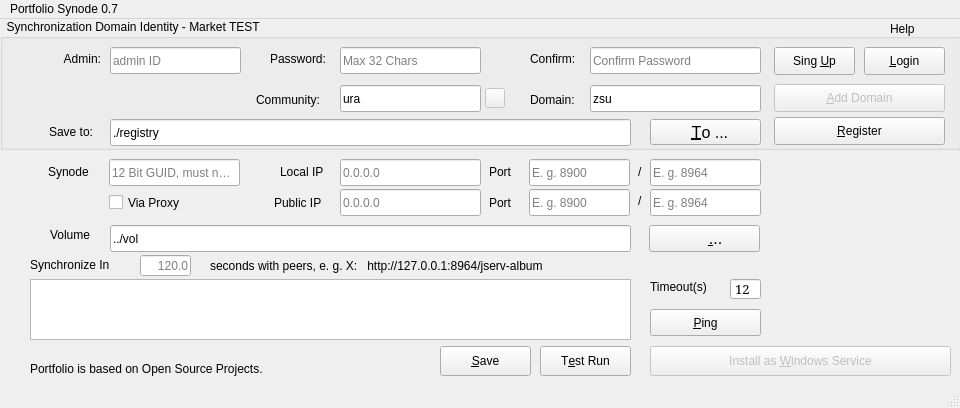
Before: the Qt Designer form synode.py/src/synodepy3/form.ui in odys-z/semantic-jserv, drawn with Qt 5.
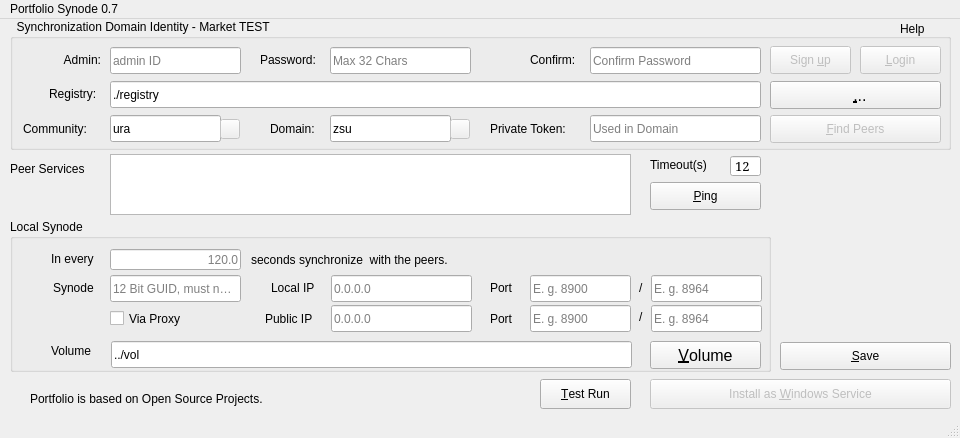
After: the same form once the commit is applied. Icons and pictures are not drawn.

Commit message:
[Reaching Milestone] Redesign ui_form and domain peer management
✓ fix error by Ubuntu auto-update, of which jspawnhelper reports error while calling exiftool.

1. for current, the synodepy3 0.7.5's way of load then update peers, by jar, is kept with minimum changes

2. for the future, the Registry.SynodeConfig.peers list is initially can be updated with service of Registry Central.

  - login or sign up

  - find the correct domain (combo-dropdown)

  - load jserv urls into the ui box

  - save some flag(s) for a new synode to join the domain, by java.

Patch:
```diff
--- a/synode.py/src/synodepy3/form.ui
+++ b/synode.py/src/synodepy3/form.ui
@@ -10,7 +10,7 @@
     <x>0</x>
     <y>0</y>
     <width>960</width>
-    <height>408</height>
+    <height>438</height>
    </rect>
   </property>
   <property name="minimumSize">
@@ -22,7 +22,7 @@
   <property name="maximumSize">
    <size>
     <width>960</width>
-    <height>460</height>
+    <height>1280</height>
    </size>
   </property>
   <property name="windowTitle">
@@ -32,9 +32,9 @@
    <widget class="QTextEdit" name="jservLines">
     <property name="geometry">
      <rect>
-      <x>30</x>
-      <y>260</y>
-      <width>601</width>
+      <x>110</x>
+      <y>135</y>
+      <width>521</width>
       <height>61</height>
      </rect>
     </property>
@@ -45,195 +45,12 @@
      </size>
     </property>
    </widget>
-   <widget class="QLabel" name="lbJservs">
-    <property name="geometry">
-     <rect>
-      <x>210</x>
-      <y>236</y>
-      <width>461</width>
-      <height>21</height>
-     </rect>
-    </property>
-    <property name="cursor">
-     <cursorShape>IBeamCursor</cursorShape>
-    </property>
-    <property name="text">
-     <string>seconds with peers, e. g. X:   http://127.0.0.1:8964/jserv-album</string>
-    </property>
-   </widget>
-   <widget class="QLineEdit" name="txtVolpath">
-    <property name="geometry">
-     <rect>
-      <x>110</x>
-      <y>206</y>
-      <width>521</width>
-      <height>27</height>
-     </rect>
-    </property>
-    <property name="whatsThis">
-     <string extracomment="Managed files and data are saved here."/>
-    </property>
-    <property name="text">
-     <string>../vol</string>
-    </property>
-    <property name="placeholderText">
-     <string>Volume is where the data saved at local node.</string>
-    </property>
-   </widget>
-   <widget class="QPushButton" name="bVolpath">
-    <property name="geometry">
-     <rect>
-      <x>649</x>
-      <y>206</y>
-      <width>111</width>
-      <height>27</height>
-     </rect>
-    </property>
-    <property name="font">
-     <font>
-      <pointsize>12</pointsize>
-     </font>
-    </property>
-    <property name="text">
-     <string>     &amp;...</string>
-    </property>
-    <property name="icon">
-     <iconset theme="QIcon::ThemeIcon::FolderVisiting"/>
-    </property>
-    <property name="iconSize">
-     <size>
-      <width>24</width>
-      <height>24</height>
-     </size>
-    </property>
-    <property name="shortcut">
-     <string>Ctrl+D</string>
-    </property>
-   </widget>
-   <widget class="QLabel" name="lbVolume">
-    <property name="geometry">
-     <rect>
-      <x>50</x>
-      <y>206</y>
-      <width>51</width>
-      <height>19</height>
-     </rect>
-    </property>
-    <property name="text">
-     <string>Volume</string>
-    </property>
-   </widget>
-   <widget class="QLabel" name="lbSynode">
-    <property name="geometry">
-     <rect>
-      <x>48</x>
-      <y>143</y>
-      <width>61</width>
-      <height>20</height>
-     </rect>
-    </property>
-    <property name="text">
-     <string>Synode</string>
-    </property>
-   </widget>
-   <widget class="QLineEdit" name="txtSynode">
-    <property name="geometry">
-     <rect>
-      <x>109</x>
-      <y>140</y>
-      <width>131</width>
-      <height>27</height>
-     </rect>
-    </property>
-    <property name="whatsThis">
-     <string extracomment="Domain wide node ID."/>
-    </property>
-    <property name="text">
-     <string/>
-    </property>
-    <property name="maxLength">
-     <number>12</number>
-    </property>
-    <property name="placeholderText">
-     <string>12 Bit GUID, must not null</string>
-    </property>
-   </widget>
-   <widget class="QLineEdit" name="txtIP">
-    <property name="geometry">
-     <rect>
-      <x>340</x>
-      <y>140</y>
-      <width>141</width>
-      <height>27</height>
-     </rect>
-    </property>
-    <property name="whatsThis">
-     <string extracomment="Global / Domain wide node ID."/>
-    </property>
-    <property name="text">
-     <string/>
-    </property>
-    <property name="maxLength">
-     <number>39</number>
-    </property>
-    <property name="placeholderText">
-     <string>0.0.0.0</string>
-    </property>
-   </widget>
-   <widget class="QLabel" name="lbIP">
-    <property name="geometry">
-     <rect>
-      <x>280</x>
-      <y>143</y>
-      <width>69</width>
-      <height>19</height>
-     </rect>
-    </property>
-    <property name="text">
-     <string>Local IP</string>
-    </property>
-   </widget>
-   <widget class="QLabel" name="lbPort">
-    <property name="geometry">
-     <rect>
-      <x>489</x>
-      <y>143</y>
-      <width>41</width>
-      <height>20</height>
-     </rect>
-    </property>
-    <property name="text">
-     <string>Port</string>
-    </property>
-   </widget>
-   <widget class="QLineEdit" name="txtPort">
-    <property name="geometry">
-     <rect>
-      <x>650</x>
-      <y>140</y>
-      <width>111</width>
-      <height>27</height>
-     </rect>
-    </property>
-    <property name="whatsThis">
-     <string extracomment="Global / Domain wide node ID."/>
-    </property>
-    <property name="text">
-     <string/>
-    </property>
-    <property name="maxLength">
-     <number>6</number>
-    </property>
-    <property name="placeholderText">
-     <string>E. g. 8964</string>
-    </property>
-   </widget>
    <widget class="QGroupBox" name="gboxRegistry">
     <property name="geometry">
      <rect>
-      <x>0</x>
+      <x>10</x>
       <y>0</y>
-      <width>961</width>
+      <width>941</width>
       <height>131</height>
      </rect>
     </property>
@@ -249,8 +66,8 @@
     <widget class="QLabel" name="lbCommunity">
      <property name="geometry">
       <rect>
-       <x>256</x>
-       <y>71</y>
+       <x>13</x>
+       <y>100</y>
        <width>91</width>
        <height>20</height>
       </rect>
@@ -265,9 +82,9 @@
      </property>
      <property name="geometry">
       <rect>
-       <x>590</x>
-       <y>66</y>
-       <width>171</width>
+       <x>320</x>
+       <y>96</y>
+       <width>121</width>
        <height>27</height>
       </rect>
      </property>
@@ -287,8 +104,8 @@
     <widget class="QLabel" name="lbRetry">
      <property name="geometry">
       <rect>
-       <x>530</x>
-       <y>30</y>
+       <x>520</x>
+       <y>31</y>
        <width>61</width>
        <height>20</height>
       </rect>
@@ -300,7 +117,7 @@
     <widget class="QLineEdit" name="txtPswd2">
      <property name="geometry">
       <rect>
-       <x>590</x>
+       <x>580</x>
        <y>28</y>
        <width>171</width>
        <height>27</height>
@@ -325,8 +142,8 @@
     <widget class="QLabel" name="lbAdminId">
      <property name="geometry">
       <rect>
-       <x>30</x>
-       <y>30</y>
+       <x>20</x>
+       <y>31</y>
        <width>71</width>
        <height>20</height>
       </rect>
@@ -338,7 +155,7 @@
     <widget class="QLineEdit" name="txtPswd">
      <property name="geometry">
       <rect>
-       <x>340</x>
+       <x>320</x>
        <y>28</y>
        <width>141</width>
        <height>27</height>
@@ -366,7 +183,7 @@
      </property>
      <property name="geometry">
       <rect>
-       <x>110</x>
+       <x>100</x>
        <y>28</y>
        <width>131</width>
        <height>27</height>
@@ -388,8 +205,8 @@
     <widget class="QLabel" name="lbPswd">
      <property name="geometry">
       <rect>
-       <x>270</x>
-       <y>30</y>
+       <x>250</x>
+       <y>31</y>
        <width>70</width>
        <height>19</height>
       </rect>
@@ -398,32 +215,13 @@
       <string>Password:</string>
      </property>
     </widget>
-    <widget class="QPushButton" name="bRegister">
-     <property name="enabled">
-      <bool>true</bool>
-     </property>
-     <property name="geometry">
-      <rect>
-       <x>774</x>
-       <y>98</y>
-       <width>171</width>
-       <height>28</height>
-      </rect>
-     </property>
-     <property name="text">
-      <string extracomment="Test">&amp;Register</string>
-     </property>
-     <property name="shortcut">
-      <string>Ctrl+L</string>
-     </property>
-    </widget>
     <widget class="QPushButton" name="bRegfolder">
      <property name="geometry">
       <rect>
-       <x>650</x>
-       <y>100</y>
-       <width>111</width>
-       <height>26</height>
+       <x>760</x>
+       <y>62</y>
+       <width>171</width>
+       <height>28</height>
       </rect>
      </property>
      <property name="font">
@@ -432,10 +230,10 @@
       </font>
      </property>
      <property name="text">
-      <string>  &amp;To ...</string>
+      <string>  &amp;...</string>
      </property>
      <property name="icon">
-      <iconset theme="QIcon::ThemeIcon::FolderOpen"/>
+      <iconset theme="QIcon::ThemeIcon::FolderNew"/>
      </property>
      <property name="iconSize">
       <size>
@@ -450,22 +248,22 @@
     <widget class="QLabel" name="lbRegfolder">
      <property name="geometry">
       <rect>
-       <x>49</x>
-       <y>103</y>
+       <x>39</x>
+       <y>65</y>
        <width>61</width>
        <height>20</height>
       </rect>
      </property>
      <property name="text">
-      <string>Save to:</string>
+      <string>Registry:</string>
      </property>
     </widget>
     <widget class="QLineEdit" name="txtResroot">
      <property name="geometry">
       <rect>
-       <x>110</x>
-       <y>100</y>
-       <width>521</width>
+       <x>100</x>
+       <y>62</y>
+       <width>651</width>
        <height>27</height>
       </rect>
      </property>
@@ -479,20 +277,20 @@
       <string>Path to the registered resources.</string>
      </property>
     </widget>
-    <widget class="QPushButton" name="bAddomain">
+    <widget class="QPushButton" name="bLoadPeers">
      <property name="enabled">
       <bool>false</bool>
      </property>
      <property name="geometry">
       <rect>
-       <x>774</x>
-       <y>65</y>
+       <x>760</x>
+       <y>96</y>
        <width>171</width>
        <height>28</height>
       </rect>
      </property>
      <property name="text">
-      <string extracomment="Test">&amp;Add Domain</string>
+      <string extracomment="Test">&amp;Find Peers</string>
      </property>
      <property name="shortcut">
       <string>Ctrl+S</string>
@@ -517,8 +315,8 @@
     <widget class="QLabel" name="lbDomain">
      <property name="geometry">
       <rect>
-       <x>530</x>
-       <y>71</y>
+       <x>260</x>
+       <y>100</y>
        <width>61</width>
        <height>20</height>
       </rect>
@@ -533,9 +331,9 @@
      </property>
      <property name="geometry">
       <rect>
-       <x>340</x>
-       <y>66</y>
-       <width>141</width>
+       <x>100</x>
+       <y>96</y>
+       <width>111</width>
        <height>27</height>
       </rect>
      </property>
@@ -552,14 +350,47 @@
       <string>12 Bit Market wide ID, must not null</string>
      </property>
     </widget>
+    <widget class="QPushButton" name="bCommDropdown">
+     <property name="enabled">
+      <bool>false</bool>
+     </property>
+     <property name="geometry">
+      <rect>
+       <x>210</x>
+       <y>100</y>
+       <width>20</width>
+       <height>20</height>
+      </rect>
+     </property>
+     <property name="font">
+      <font>
+       <pointsize>12</pointsize>
+      </font>
+     </property>
+     <property name="text">
+      <string/>
+     </property>
+     <property name="icon">
+      <iconset theme="QIcon::ThemeIcon::GoDown"/>
+     </property>
+     <property name="iconSize">
+      <size>
+       <width>24</width>
+       <height>22</height>
+      </size>
+     </property>
+     <property name="shortcut">
+      <string>Ctrl+D</string>
+     </property>
+    </widget>
     <widget class="QPushButton" name="bLogin">
      <property name="enabled">
-      <bool>true</bool>
+      <bool>false</bool>
      </property>
      <property name="geometry">
       <rect>
-       <x>864</x>
-       <y>28</y>
+       <x>850</x>
+       <y>27</y>
        <width>81</width>
        <height>28</height>
       </rect>
@@ -571,14 +402,71 @@
       <string>Ctrl+S</string>
      </property>
     </widget>
-    <widget class="QPushButton" name="bCommDropdown">
+    <widget class="QPushButton" name="bSignup">
      <property name="enabled">
       <bool>false</bool>
      </property>
      <property name="geometry">
       <rect>
-       <x>485</x>
-       <y>69</y>
+       <x>760</x>
+       <y>27</y>
+       <width>81</width>
+       <height>28</height>
+      </rect>
+     </property>
+     <property name="text">
+      <string extracomment="Test">Sign &amp;up</string>
+     </property>
+     <property name="shortcut">
+      <string>Ctrl+S</string>
+     </property>
+    </widget>
+    <widget class="QLineEdit" name="txtDomain_2">
+     <property name="enabled">
+      <bool>true</bool>
+     </property>
+     <property name="geometry">
+      <rect>
+       <x>580</x>
+       <y>96</y>
+       <width>171</width>
+       <height>27</height>
+      </rect>
+     </property>
+     <property name="whatsThis">
+      <string extracomment="Domain wide node ID."/>
+     </property>
+     <property name="text">
+      <string/>
+     </property>
+     <property name="maxLength">
+      <number>12</number>
+     </property>
+     <property name="placeholderText">
+      <string>Used in Domain</string>
+     </property>
+    </widget>
+    <widget class="QLabel" name="lbDomain_2">
+     <property name="geometry">
+      <rect>
+       <x>480</x>
+       <y>100</y>
+       <width>101</width>
+       <height>20</height>
+      </rect>
+     </property>
+     <property name="text">
+      <string>Private Token:</string>
+     </property>
+    </widget>
+    <widget class="QPushButton" name="bCommDropdown_2">
+     <property name="enabled">
+      <bool>false</bool>
+     </property>
+     <property name="geometry">
+      <rect>
+       <x>440</x>
+       <y>100</y>
        <width>20</width>
        <height>20</height>
       </rect>
@@ -604,33 +492,14 @@
       <string>Ctrl+D</string>
      </property>
     </widget>
-    <widget class="QPushButton" name="bSingup">
-     <property name="enabled">
-      <bool>true</bool>
-     </property>
-     <property name="geometry">
-      <rect>
-       <x>774</x>
-       <y>28</y>
-       <width>81</width>
-       <height>28</height>
-      </rect>
-     </property>
-     <property name="text">
-      <string extracomment="Test">Sing &amp;Up</string>
-     </property>
-     <property name="shortcut">
-      <string>Ctrl+S</string>
-     </property>
-    </widget>
    </widget>
    <widget class="QLabel" name="lbQr">
     <property name="geometry">
      <rect>
-      <x>780</x>
+      <x>784</x>
       <y>141</y>
-      <width>170</width>
-      <height>170</height>
+      <width>161</width>
+      <height>171</height>
      </rect>
     </property>
     <property name="maximumSize">
@@ -650,13 +519,13 @@
     <property name="geometry">
      <rect>
       <x>540</x>
-      <y>327</y>
+      <y>360</y>
       <width>91</width>
       <height>30</height>
      </rect>
     </property>
     <property name="text">
-     <string extracomment="Test">T&amp;est Run</string>
+     <string extracomment="Test">&amp;Test Run</string>
     </property>
     <property name="shortcut">
      <string>Ctrl+T</string>
@@ -669,7 +538,7 @@
     <property name="geometry">
      <rect>
       <x>650</x>
-      <y>327</y>
+      <y>360</y>
       <width>301</width>
       <height>30</height>
      </rect>
@@ -687,10 +556,10 @@
     </property>
     <property name="geometry">
      <rect>
-      <x>440</x>
-      <y>327</y>
-      <width>91</width>
-      <height>30</height>
+      <x>780</x>
+      <y>323</y>
+      <width>171</width>
+      <height>28</height>
      </rect>
     </property>
     <property name="text">
@@ -700,47 +569,6 @@
      <string>Ctrl+T</string>
     </property>
    </widget>
-   <widget class="QLabel" name="lbIneach">
-    <property name="geometry">
-     <rect>
-      <x>30</x>
-      <y>236</y>
-      <width>111</width>
-      <height>19</height>
-     </rect>
-    </property>
-    <property name="text">
-     <string>Synchronize In</string>
-    </property>
-   </widget>
-   <widget class="QLineEdit" name="txtSyncIns">
-    <property name="geometry">
-     <rect>
-      <x>140</x>
-      <y>236</y>
-      <width>51</width>
-      <height>21</height>
-     </rect>
-    </property>
-    <property name="whatsThis">
-     <string extracomment="Global / Domain wide node ID."/>
-    </property>
-    <property name="inputMask">
-     <string>000000</string>
-    </property>
-    <property name="text">
-     <string/>
-    </property>
-    <property name="maxLength">
-     <number>6</number>
-    </property>
-    <property name="alignment">
-     <set>Qt::AlignmentFlag::AlignRight|Qt::AlignmentFlag::AlignTrailing|Qt::AlignmentFlag::AlignVCenter</set>
-    </property>
-    <property name="placeholderText">
-     <string>120.0</string>
-    </property>
-   </widget>
    <widget class="QPushButton" name="bPing">
     <property name="enabled">
      <bool>true</bool>
@@ -748,9 +576,9 @@
     <property name="geometry">
      <rect>
       <x>650</x>
-      <y>290</y>
+      <y>163</y>
       <width>111</width>
-      <height>27</height>
+      <height>28</height>
      </rect>
     </property>
     <property name="text">
@@ -760,164 +588,11 @@
      <string>Ctrl+T</string>
     </property>
    </widget>
-   <widget class="QLineEdit" name="txtWebport">
-    <property name="geometry">
-     <rect>
-      <x>529</x>
-      <y>140</y>
-      <width>101</width>
-      <height>27</height>
-     </rect>
-    </property>
-    <property name="whatsThis">
-     <string extracomment="Global / Domain wide node ID."/>
-    </property>
-    <property name="text">
-     <string/>
-    </property>
-    <property name="maxLength">
-     <number>6</number>
-    </property>
-    <property name="placeholderText">
-     <string>E. g. 8900</string>
-    </property>
-   </widget>
-   <widget class="QLabel" name="lbPort_2">
-    <property name="geometry">
-     <rect>
-      <x>638</x>
-      <y>143</y>
-      <width>12</width>
-      <height>20</height>
-     </rect>
-    </property>
-    <property name="text">
-     <string>/</string>
-    </property>
-   </widget>
-   <widget class="QCheckBox" name="chkReverseProxy">
-    <property name="geometry">
-     <rect>
-      <x>109</x>
-      <y>173</y>
-      <width>171</width>
-      <height>21</height>
-     </rect>
-    </property>
-    <property name="text">
-     <string>Via Proxy </string>
-    </property>
-   </widget>
-   <widget class="QLabel" name="lbPublicIP">
-    <property name="geometry">
-     <rect>
-      <x>274</x>
-      <y>174</y>
-      <width>61</width>
-      <height>20</height>
-     </rect>
-    </property>
-    <property name="text">
-     <string>Public IP</string>
-    </property>
-   </widget>
-   <widget class="QLineEdit" name="txtPort_proxy">
-    <property name="geometry">
-     <rect>
-      <x>650</x>
-      <y>170</y>
-      <width>111</width>
-      <height>27</height>
-     </rect>
-    </property>
-    <property name="whatsThis">
-     <string extracomment="Global / Domain wide node ID."/>
-    </property>
-    <property name="text">
-     <string/>
-    </property>
-    <property name="maxLength">
-     <number>6</number>
-    </property>
-    <property name="placeholderText">
-     <string>E. g. 8964</string>
-    </property>
-   </widget>
-   <widget class="QLineEdit" name="txtWebport_proxy">
-    <property name="geometry">
-     <rect>
-      <x>529</x>
-      <y>170</y>
-      <width>101</width>
-      <height>27</height>
-     </rect>
-    </property>
-    <property name="whatsThis">
-     <string extracomment="Global / Domain wide node ID."/>
-    </property>
-    <property name="text">
-     <string/>
-    </property>
-    <property name="maxLength">
-     <number>6</number>
-    </property>
-    <property name="placeholderText">
-     <string>E. g. 8900</string>
-    </property>
-   </widget>
-   <widget class="QLineEdit" name="txtIP_proxy">
-    <property name="geometry">
-     <rect>
-      <x>340</x>
-      <y>170</y>
-      <width>141</width>
-      <height>27</height>
-     </rect>
-    </property>
-    <property name="whatsThis">
-     <string extracomment="Global / Domain wide node ID."/>
-    </property>
-    <property name="text">
-     <string/>
-    </property>
-    <property name="maxLength">
-     <number>39</number>
-    </property>
-    <property name="placeholderText">
-     <string>0.0.0.0</string>
-    </property>
-   </widget>
-   <widget class="QLabel" name="lbPort_3">
-    <property name="geometry">
-     <rect>
-      <x>638</x>
-      <y>172</y>
-      <width>12</width>
-      <height>20</height>
-     </rect>
-    </property>
-    <property name="text">
-     <string>/</string>
-    </property>
-   </widget>
-   <widget class="QLabel" name="lbPort_4">
-    <property name="geometry">
-     <rect>
-      <x>489</x>
-      <y>174</y>
-      <width>41</width>
-      <height>20</height>
-     </rect>
-    </property>
-    <property name="text">
-     <string>Port</string>
-    </property>
-   </widget>
    <widget class="QLineEdit" name="txtimeout">
     <property name="geometry">
      <rect>
       <x>730</x>
-      <y>260</y>
+      <y>137</y>
       <width>31</width>
       <height>20</height>
      </rect>
@@ -954,7 +629,7 @@
     <property name="geometry">
      <rect>
       <x>650</x>
-      <y>260</y>
+      <y>138</y>
       <width>81</width>
       <height>16</height>
      </rect>
@@ -967,7 +642,7 @@
     <property name="geometry">
      <rect>
       <x>30</x>
-      <y>340</y>
+      <y>370</y>
       <width>381</width>
       <height>20</height>
      </rect>
@@ -979,6 +654,409 @@
      <bool>true</bool>
     </property>
    </widget>
+   <widget class="QLabel" name="lbVolume_2">
+    <property name="geometry">
+     <rect>
+      <x>10</x>
+      <y>140</y>
+      <width>91</width>
+      <height>20</height>
+     </rect>
+    </property>
+    <property name="text">
+     <string>Peer Services</string>
+    </property>
+   </widget>
+   <widget class="QGroupBox" name="gboxLocal">
+    <property name="geometry">
+     <rect>
+      <x>10</x>
+      <y>200</y>
+      <width>761</width>
+      <height>153</height>
+     </rect>
+    </property>
+    <property name="title">
+     <string>Local Synode</string>
+    </property>
+    <widget class="QLabel" name="lbPort_4">
+     <property name="geometry">
+      <rect>
+       <x>480</x>
+       <y>90</y>
+       <width>41</width>
+       <height>20</height>
+      </rect>
+     </property>
+     <property name="text">
+      <string>Port</string>
+     </property>
+    </widget>
+    <widget class="QLabel" name="lbJservs">
+     <property name="geometry">
+      <rect>
+       <x>241</x>
+       <y>30</y>
+       <width>381</width>
+       <height>21</height>
+      </rect>
+     </property>
+     <property name="cursor">
+      <cursorShape>IBeamCursor</cursorShape>
+     </property>
+     <property name="text">
+      <string>seconds synchronize  with the peers.</string>
+     </property>
+    </widget>
+    <widget class="QLabel" name="lbIneach">
+     <property name="geometry">
+      <rect>
+       <x>41</x>
+       <y>30</y>
+       <width>61</width>
+       <height>20</height>
+      </rect>
+     </property>
+     <property name="text">
+      <string>In every</string>
+     </property>
+    </widget>
+    <widget class="QLineEdit" name="txtPort_proxy">
+     <property name="geometry">
+      <rect>
+       <x>641</x>
+       <y>86</y>
+       <width>111</width>
+       <height>27</height>
+      </rect>
+     </property>
+     <property name="whatsThis">
+      <string extracomment="Global / Domain wide node ID."/>
+     </property>
+     <property name="text">
+      <string/>
+     </property>
+     <property name="maxLength">
+      <number>6</number>
+     </property>
+     <property name="placeholderText">
+      <string>E. g. 8964</string>
+     </property>
+    </widget>
+    <widget class="QLineEdit" name="txtSynode">
+     <property name="geometry">
+      <rect>
+       <x>100</x>
+       <y>56</y>
+       <width>131</width>
+       <height>27</height>
+      </rect>
+     </property>
+     <property name="whatsThis">
+      <string extracomment="Domain wide node ID."/>
+     </property>
+     <property name="text">
+      <string/>
+     </property>
+     <property name="maxLength">
+      <number>12</number>
+     </property>
+     <property name="placeholderText">
+      <string>12 Bit GUID, must not null</string>
+     </property>
+    </widget>
+    <widget class="QLabel" name="lbVolume">
+     <property name="geometry">
+      <rect>
+       <x>41</x>
+       <y>122</y>
+       <width>51</width>
+       <height>19</height>
+      </rect>
+     </property>
+     <property name="text">
+      <string>Volume</string>
+     </property>
+    </widget>
+    <widget class="QLabel" name="lbPort_2">
+     <property name="geometry">
+      <rect>
+       <x>629</x>
+       <y>59</y>
+       <width>12</width>
+       <height>20</height>
+      </rect>
+     </property>
+     <property name="text">
+      <string>/</string>
+     </property>
+    </widget>
+    <widget class="QLabel" name="lbSynode">
+     <property name="geometry">
+      <rect>
+       <x>43</x>
+       <y>59</y>
+       <width>51</width>
+       <height>20</height>
+      </rect>
+     </property>
+     <property name="text">
+      <string>Synode</string>
+     </property>
+    </widget>
+    <widget class="QLabel" name="lbIP">
+     <property name="geometry">
+      <rect>
+       <x>261</x>
+       <y>59</y>
+       <width>69</width>
+       <height>19</height>
+      </rect>
+     </property>
+     <property name="text">
+      <string>Local IP</string>
+     </property>
+    </widget>
+    <widget class="QCheckBox" name="chkReverseProxy">
+     <property name="geometry">
+      <rect>
+       <x>100</x>
+       <y>89</y>
+       <width>131</width>
+       <height>21</height>
+      </rect>
+     </property>
+     <property name="text">
+      <string>Via Proxy </string>
+     </property>
+    </widget>
+    <widget class="QLabel" name="lbPort">
+     <property name="geometry">
+      <rect>
+       <x>480</x>
+       <y>59</y>
+       <width>41</width>
+       <height>20</height>
+      </rect>
+     </property>
+     <property name="text">
+      <string>Port</string>
+     </property>
+    </widget>
+    <widget class="QLineEdit" name="txtWebport">
+     <property name="geometry">
+      <rect>
+       <x>520</x>
+       <y>56</y>
+       <width>101</width>
+       <height>27</height>
+      </rect>
+     </property>
+     <property name="whatsThis">
+      <string extracomment="Global / Domain wide node ID."/>
+     </property>
+     <property name="text">
+      <string/>
+     </property>
+     <property name="maxLength">
+      <number>6</number>
+     </property>
+     <property name="placeholderText">
+      <string>E. g. 8900</string>
+     </property>
+    </widget>
+    <widget class="QPushButton" name="bVolpath">
+     <property name="geometry">
+      <rect>
+       <x>640</x>
+       <y>122</y>
+       <width>111</width>
+       <height>28</height>
+      </rect>
+     </property>
+     <property name="font">
+      <font>
+       <pointsize>12</pointsize>
+      </font>
+     </property>
+     <property name="text">
+      <string>&amp;Volume</string>
+     </property>
+     <property name="icon">
+      <iconset theme="QIcon::ThemeIcon::FolderVisiting"/>
+     </property>
+     <property name="iconSize">
+      <size>
+       <width>24</width>
+       <height>24</height>
+      </size>
+     </property>
+     <property name="shortcut">
+      <string>Ctrl+D</string>
+     </property>
+    </widget>
+    <widget class="QLineEdit" name="txtIP">
+     <property name="geometry">
+      <rect>
+       <x>321</x>
+       <y>56</y>
+       <width>141</width>
+       <height>27</height>
+      </rect>
+     </property>
+     <property name="whatsThis">
+      <string extracomment="Global / Domain wide node ID."/>
+     </property>
+     <property name="text">
+      <string/>
+     </property>
+     <property name="maxLength">
+      <number>39</number>
+     </property>
+     <property name="placeholderText">
+      <string>0.0.0.0</string>
+     </property>
+    </widget>
+    <widget class="QLineEdit" name="txtWebport_proxy">
+     <property name="geometry">
+      <rect>
+       <x>520</x>
+       <y>86</y>
+       <width>101</width>
+       <height>27</height>
+      </rect>
+     </property>
+     <property name="whatsThis">
+      <string extracomment="Global / Domain wide node ID."/>
+     </property>
+     <property name="text">
+      <string/>
+     </property>
+     <property name="maxLength">
+      <number>6</number>
+     </property>
+     <property name="placeholderText">
+      <string>E. g. 8900</string>
+     </property>
+    </widget>
+    <widget class="QLabel" name="lbPublicIP">
+     <property name="geometry">
+      <rect>
+       <x>255</x>
+       <y>90</y>
+       <width>61</width>
+       <height>20</height>
+      </rect>
+     </property>
+     <property name="text">
+      <string>Public IP</string>
+     </property>
+    </widget>
+    <widget class="QLineEdit" name="txtIP_proxy">
+     <property name="geometry">
+      <rect>
+       <x>321</x>
+       <y>86</y>
+       <width>141</width>
+       <height>27</height>
+      </rect>
+     </property>
+     <property name="whatsThis">
+      <string extracomment="Global / Domain wide node ID."/>
+     </property>
+     <property name="text">
+      <string/>
+     </property>
+     <property name="maxLength">
+      <number>39</number>
+     </property>
+     <property name="placeholderText">
+      <string>0.0.0.0</string>
+     </property>
+    </widget>
+    <widget class="QLineEdit" name="txtPort">
+     <property name="geometry">
+      <rect>
+       <x>641</x>
+       <y>56</y>
+       <width>111</width>
+       <height>27</height>
+      </rect>
+     </property>
+     <property name="whatsThis">
+      <string extracomment="Global / Domain wide node ID."/>
+     </property>
+     <property name="text">
+      <string/>
+     </property>
+     <property name="maxLength">
+      <number>6</number>
+     </property>
+     <property name="placeholderText">
+      <string>E. g. 8964</string>
+     </property>
+    </widget>
+    <widget class="QLineEdit" name="txtSyncIns">
+     <property name="geometry">
+      <rect>
+       <x>100</x>
+       <y>30</y>
+       <width>131</width>
+       <height>21</height>
+      </rect>
+     </property>
+     <property name="whatsThis">
+      <string extracomment="Global / Domain wide node ID."/>
+     </property>
+     <property name="inputMask">
+      <string>000000</string>
+     </property>
+     <property name="text">
+      <string/>
+     </property>
+     <property name="maxLength">
+      <number>6</number>
+     </property>
+     <property name="alignment">
+      <set>Qt::AlignmentFlag::AlignRight|Qt::AlignmentFlag::AlignTrailing|Qt::AlignmentFlag::AlignVCenter</set>
+     </property>
+     <property name="placeholderText">
+      <string>120.0</string>
+     </property>
+    </widget>
+    <widget class="QLabel" name="lbPort_3">
+     <property name="geometry">
+      <rect>
+       <x>629</x>
+       <y>88</y>
+       <width>12</width>
+       <height>20</height>
+      </rect>
+     </property>
+     <property name="text">
+      <string>/</string>
+     </property>
+    </widget>
+    <widget class="QLineEdit" name="txtVolpath">
+     <property name="geometry">
+      <rect>
+       <x>101</x>
+       <y>122</y>
+       <width>521</width>
+       <height>27</height>
+      </rect>
+     </property>
+     <property name="whatsThis">
+      <string extracomment="Managed files and data are saved here."/>
+     </property>
+     <property name="text">
+      <string>../vol</string>
+     </property>
+     <property name="placeholderText">
+      <string>Volume is where the data saved at local node.</string>
+     </property>
+    </widget>
+   </widget>
   </widget>
   <widget class="QMenuBar" name="menubar">
    <property name="geometry">
```
Left out of the diff: 19 changed lines with no effect on the pictures. The commit also changes 9 other files.
